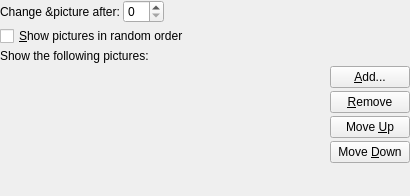
Qt form kcontrol/kdm/background/bgwallpaper_ui.ui (mgottschlag/kwin-tiling) before a commit.
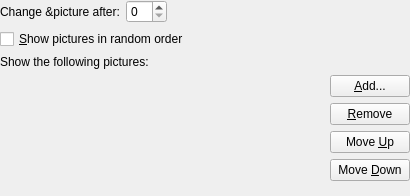
The same form after that commit. Custom widgets are drawn as their Qt base class.

The edit to the form file:
```diff
--- a/kcontrol/kdm/background/bgwallpaper_ui.ui
+++ b/kcontrol/kdm/background/bgwallpaper_ui.ui
@@ -137,8 +137,6 @@
       </item>
     </layout>
   </widget>
-  <layoutdefault spacing="3" margin="6" />
-  <layoutfunction spacing="KDialog::spacingHint" margin="KDialog::marginHint" />
     <customwidgets>
     <customwidget>
       <class>BGMultiWallpaperList</class>
```
Left out of the diff: 3 changed lines with no effect on the pictures.
